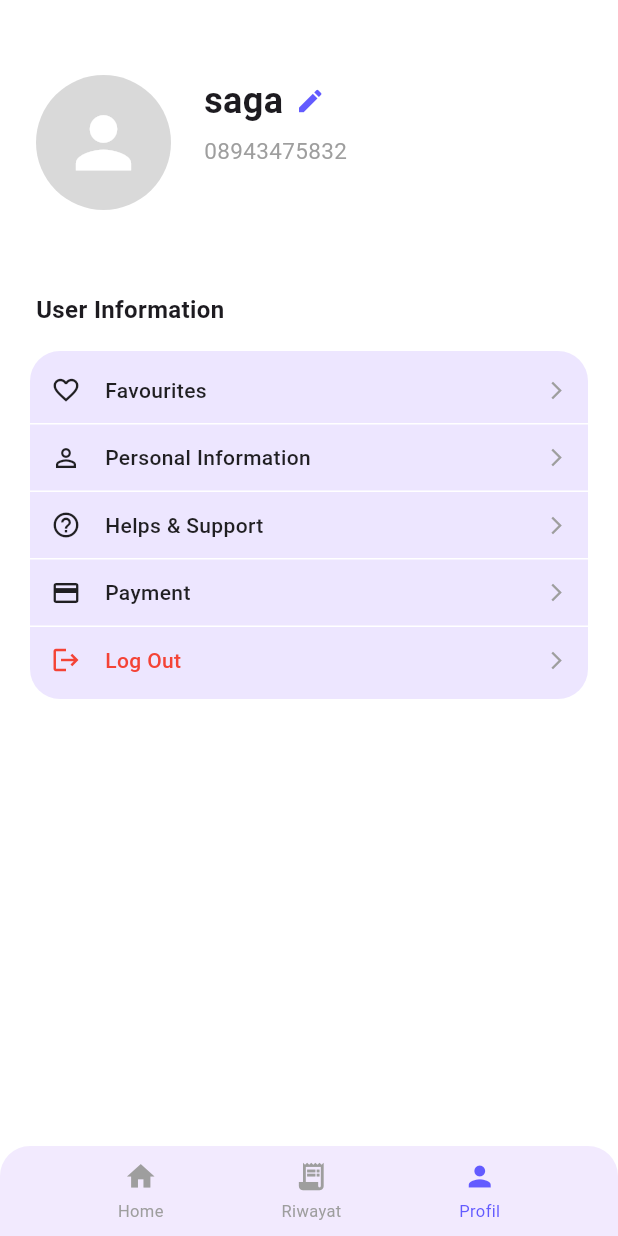
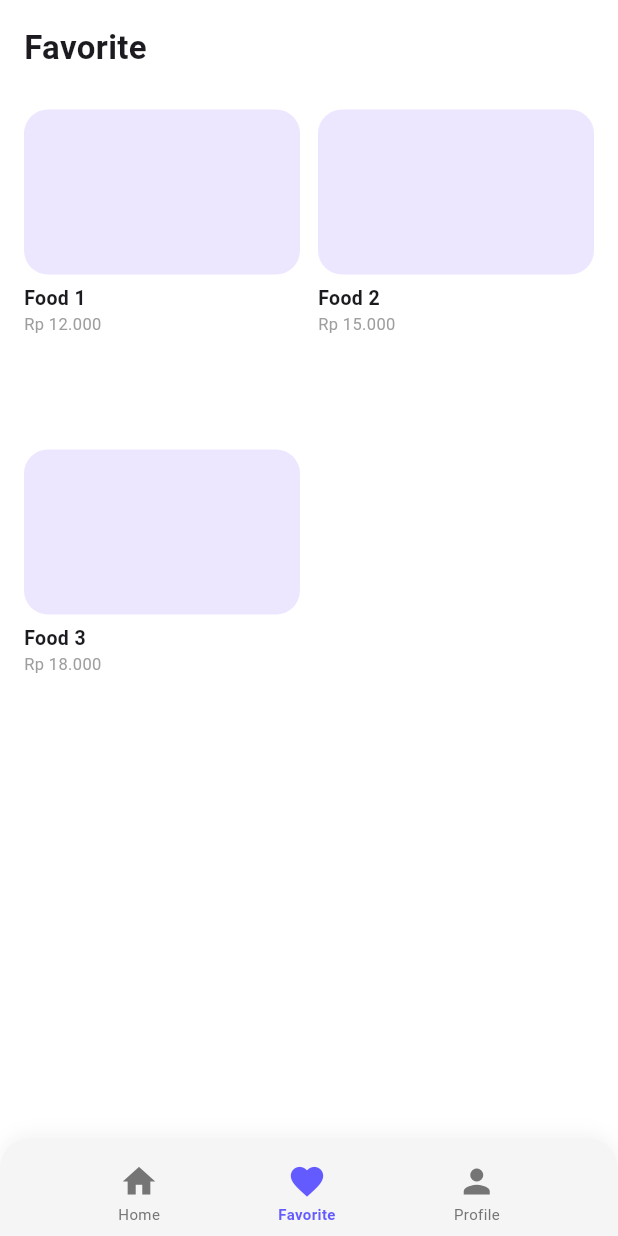
Before and after one commit to rsyafdhil/eato-app, a Flutter app: the screen it shows after launch, on a phone screen of 412 x 824 dp. Run offline on Flutter 3.47's test engine with Material 3 defaults, Android fonts, the light colour scheme and no system bars; our stand-ins replace shared_preferences.

Commit message:
Menambahkan Halaman Favorit & Food Detail

```diff
--- a/lib/main.dart
+++ b/lib/main.dart
@@ -9,6 +9,8 @@ import 'pages/login_page.dart';
 import 'pages/preview_toko_page.dart';
 import 'pages/home_page.dart';
 import 'package:flutter/material.dart';
+import 'pages/favorites_page.dart';
+import 'pages/food_detail_page.dart';
 
 void main() {
   runApp(const MyApp());
@@ -41,7 +43,7 @@ class MyApp extends StatelessWidget {
         // tested with just a hot reload.
         colorScheme: ColorScheme.fromSeed(seedColor: Colors.deepPurple),
       ),
-      initialRoute: '/profile',
+      initialRoute: '/favorites',
       // home: const LoginPage(),
       routes: {
         '/': (context) => const LoginPage(),
@@ -49,10 +51,12 @@ class MyApp extends StatelessWidget {
         '/home': (context) => const MyHomePage(),
         '/daftar_kantin': (context) => const KantinPage(),
         '/checkout' : (context) => const CheckoutPage(),
-        '/homepage' : (context) => const HomePage(username: 'rassya'),
+        '/homepage' : (context) => const HomePage(username: 'username', phoneNumber: 'phoneNumber'),
         '/preview' : (context) => const PreviewTokoPage(namaToko: 'Gacor'),
-        '/profile' : (context) => const ProfilePage(username: 'saga', phoneNumber: '08943475832')
-      },
+        '/profile' : (context) => const ProfilePage(username: 'saga', phoneNumber: '08943475832'),
+        '/favorites' : (context) => const FavoritePage(username: 's', phoneNumber: 'phoneNumber'),
+        '/food' : (context) => const FoodDetailPage(name: 'Nasi Kebuli', image: '', price: 'Rp 12.000', description: 'Makanan Gacor'),
+      }
     );
   }
 }
--- /dev/null
+++ b/lib/pages/favorites_page.dart
@@ -0,0 +1,190 @@
+import 'package:flutter/material.dart';
+import 'home_page.dart';
+import 'profile_page.dart';
+
+class FavoritePage extends StatefulWidget {
+  final String username;
+  final String phoneNumber;
+
+  const FavoritePage({
+    super.key,
+    required this.username,
+    required this.phoneNumber,
+  });
+
+  @override
+  State<FavoritePage> createState() => _FavoritePageState();
+}
+
+class _FavoritePageState extends State<FavoritePage> {
+  int _selectedIndex = 1;
+
+  final List<Map<String, dynamic>> favoriteList = [
+    {'title': 'Food 1', 'price': 'Rp 12.000'},
+    {'title': 'Food 2', 'price': 'Rp 15.000'},
+    {'title': 'Food 3', 'price': 'Rp 18.000'},
+  ];
+
+  @override
+  Widget build(BuildContext context) {
+    return Scaffold(
+      backgroundColor: Colors.white,
+
+      // NAVBAR FIX
+      bottomNavigationBar: _bottomNavBar(),
+
+      body: SafeArea(
+        child: Column(
+          crossAxisAlignment: CrossAxisAlignment.start,
+          children: [
+            // HEADER
+            const Padding(
+              padding: EdgeInsets.all(16.0),
+              child: Text(
+                "Favorite",
+                style: TextStyle(
+                  fontSize: 22,
+                  fontWeight: FontWeight.bold,
+                ),
+              ),
+            ),
+
+            // LIST / EMPTY VIEW
+            Expanded(
+              child: favoriteList.isEmpty
+                  ? const Center(
+                      child: Text(
+                        "Belum ada makanan favorit",
+                        style: TextStyle(fontSize: 14, color: Colors.grey),
+                      ),
+                    )
+                  : GridView.builder(
+                      padding: const EdgeInsets.symmetric(
+                          horizontal: 16, vertical: 10),
+                      gridDelegate:
+                          const SliverGridDelegateWithFixedCrossAxisCount(
+                        crossAxisCount: 2,
+                        crossAxisSpacing: 12,
+                        mainAxisSpacing: 12,
+                        childAspectRatio: 3 / 3.5,
+                      ),
+                      itemCount: favoriteList.length,
+                      itemBuilder: (context, index) {
+                        final item = favoriteList[index];
+
+                        return Column(
+                          crossAxisAlignment: CrossAxisAlignment.start,
+                          children: [
+                            Container(
+                              height: 110,
+                              decoration: BoxDecoration(
+                                color: const Color(0xFFEDE6FF),
+                                borderRadius: BorderRadius.circular(16),
+                              ),
+                            ),
+                            const SizedBox(height: 6),
+                            Text(
+                              item['title'],
+                              style: const TextStyle(
+                                fontSize: 13,
+                                fontWeight: FontWeight.w600,
+                              ),
+                            ),
+                            Text(
+                              item['price'],
+                              style: const TextStyle(
+                                fontSize: 11,
+                                color: Colors.grey,
+                              ),
+                            ),
+                          ],
+                        );
+                      },
+                    ),
+            ),
+          ],
+        ),
+      ),
+    );
+  }
+
+  // NAVBAR (TIDAK DIUBAH UI-NYA)
+  Widget _bottomNavBar() {
+    return Container(
+      height: 65,
+      decoration: BoxDecoration(
+        color: const Color(0xFFF5F5F5),
+        borderRadius: const BorderRadius.vertical(top: Radius.circular(20)),
+        boxShadow: [
+          BoxShadow(
+            color: Colors.black.withOpacity(0.05),
+            blurRadius: 10,
+            offset: const Offset(0, -2),
+          )
+        ],
+      ),
+      child: Row(
+        mainAxisAlignment: MainAxisAlignment.spaceEvenly,
+        children: [
+          _navItem(Icons.home, "Home", 0),
+          _navItem(Icons.favorite, "Favorite", 1),
+          _navItem(Icons.person, "Profile", 2),
+        ],
+      ),
+    );
+  }
+
+  Widget _navItem(IconData icon, String label, int index) {
+    final active = _selectedIndex == index;
+
+    return GestureDetector(
+      onTap: () {
+        if (index == _selectedIndex) return;
+
+        setState(() => _selectedIndex = index);
+
+        if (index == 0) {
+          Navigator.pushReplacement(
+            context,
+            MaterialPageRoute(
+              builder: (_) => HomePage(
+                username: widget.username,
+                phoneNumber: widget.phoneNumber,
+              ),
+            ),
+          );
+        } else if (index == 2) {
+          Navigator.pushReplacement(
+            context,
+            MaterialPageRoute(
+              builder: (_) => ProfilePage(
+                username: widget.username,
+                phoneNumber: widget.phoneNumber,
+              ),
+            ),
+          );
+        }
+      },
+      child: Column(
+        mainAxisSize: MainAxisSize.min,
+        children: [
+          const SizedBox(height: 8),
+          Icon(
+            icon,
+            size: 26,
+            color: active ? const Color(0xFF635BFF) : Colors.grey.shade600,
+          ),
+          const SizedBox(height: 2),
+          Text(
+            label,
+            style: TextStyle(
+              fontSize: 10,
+              color: active ? const Color(0xFF635BFF) : Colors.grey.shade600,
+              fontWeight: active ? FontWeight.bold : FontWeight.normal,
+            ),
+          ),
+        ],
+      ),
+    );
+  }
+}
```
Also changed, not shown: lib/pages/food_detail_page.dart (added, +143 -0 lines), lib/pages/home_page.dart (+88 -55 lines), lib/pages/profile_page.dart (+57 -23 lines), lib/pages/riwayat_transaksi_page.dart (+63 -17 lines).
